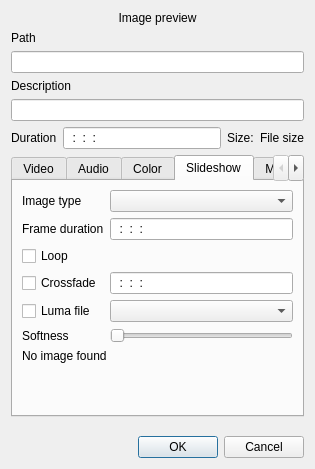
Qt form src/widgets/clipproperties_ui.ui (KDE/kdenlive) before a commit.
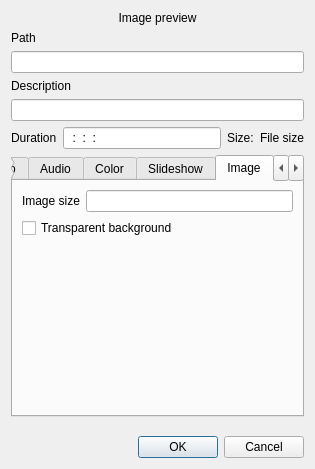
The same form after that commit. Custom widgets are drawn as their Qt base class.

Commit message: start implementing image / title transparency

Patch:
```diff
--- a/src/widgets/clipproperties_ui.ui
+++ b/src/widgets/clipproperties_ui.ui
@@ -101,7 +101,7 @@
    <item row="6" column="0" colspan="4" >
     <widget class="QTabWidget" name="tabWidget" >
      <property name="currentIndex" >
-      <number>3</number>
+      <number>4</number>
      </property>
      <widget class="QWidget" name="tab_video" >
       <property name="geometry" >
@@ -409,6 +409,47 @@
        </item>
       </layout>
      </widget>
+     <widget class="QWidget" name="tab_4" >
+      <attribute name="title" >
+       <string>Image</string>
+      </attribute>
+      <layout class="QGridLayout" name="gridLayout_8" >
+       <item row="0" column="0" >
+        <widget class="QLabel" name="label_16" >
+         <property name="text" >
+          <string>Image size</string>
+         </property>
+        </widget>
+       </item>
+       <item row="0" column="1" >
+        <widget class="KLineEdit" name="image_size" >
+         <property name="readOnly" >
+          <bool>true</bool>
+         </property>
+        </widget>
+       </item>
+       <item row="1" column="0" colspan="2" >
+        <widget class="QCheckBox" name="image_transparency" >
+         <property name="text" >
+          <string>Transparent background</string>
+         </property>
+        </widget>
+       </item>
+       <item row="2" column="0" >
+        <spacer name="verticalSpacer_7" >
+         <property name="orientation" >
+          <enum>Qt::Vertical</enum>
+         </property>
+         <property name="sizeHint" stdset="0" >
+          <size>
+           <width>20</width>
+           <height>151</height>
+          </size>
+         </property>
+        </spacer>
+       </item>
+      </layout>
+     </widget>
      <widget class="QWidget" name="tab_3" >
       <property name="geometry" >
        <rect>
```
Left out of the diff: 37 changed lines with no effect on the pictures. The commit also changes 7 other files.
